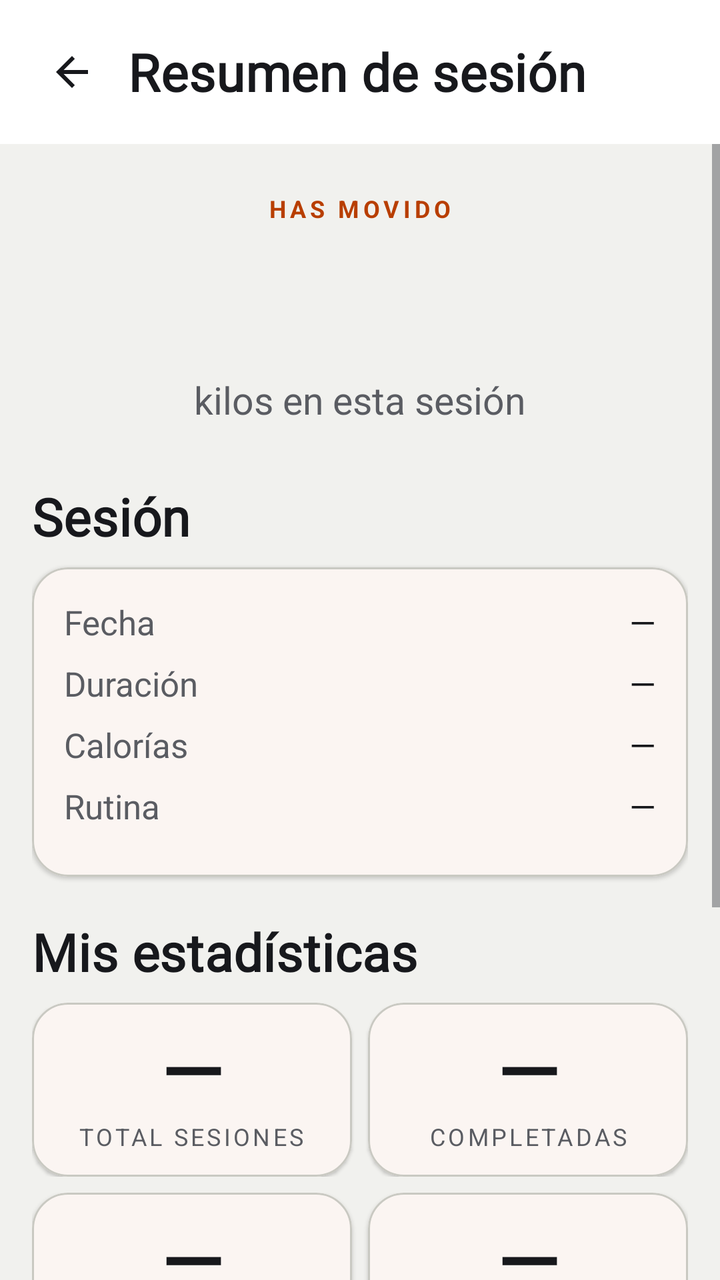
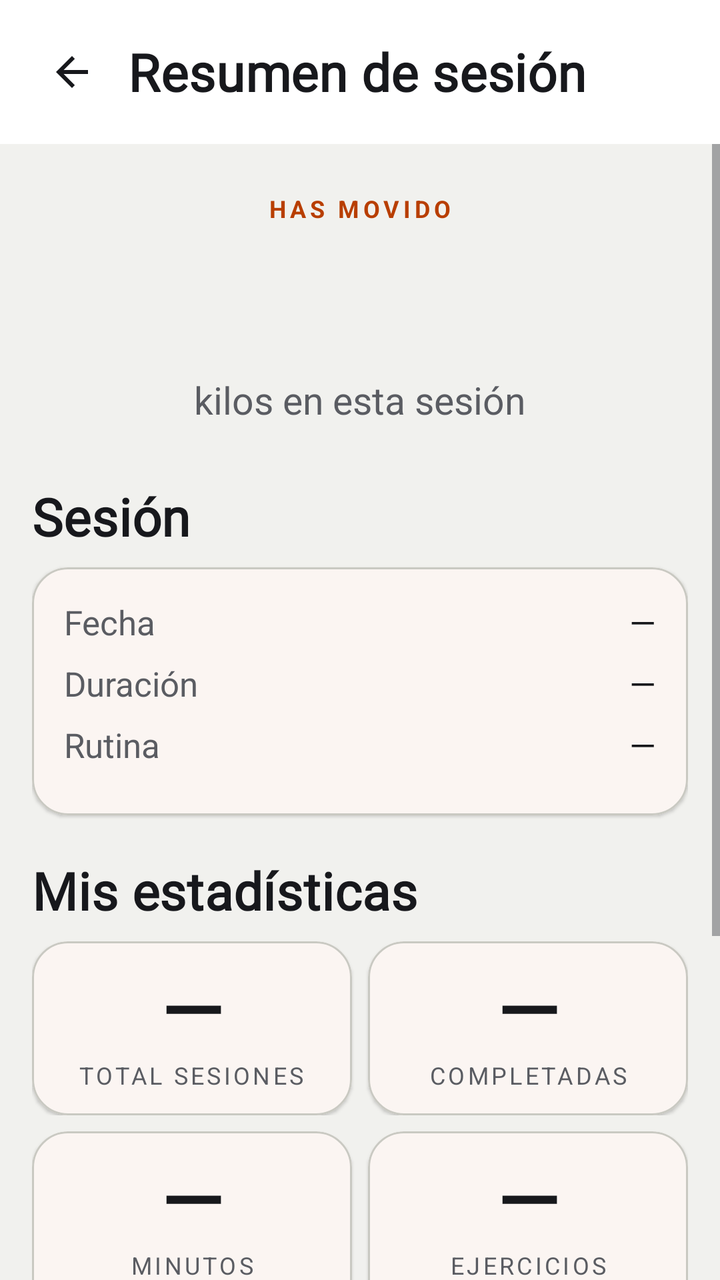

Screens rendered from an Android XML layout before and after an edit, with the pre-edit source and the edit as a unified diff.
<!-- AndroidManifest.xml: application theme Theme.GymProFit -->
<!-- res/layout/activity_resumen_sesion.xml -->
<?xml version="1.0" encoding="utf-8"?>
<LinearLayout
    xmlns:android="http://schemas.android.com/apk/res/android"
    xmlns:app="http://schemas.android.com/apk/res-auto"
    android:layout_width="match_parent"
    android:layout_height="match_parent"
    android:orientation="vertical"
    android:background="?attr/android:colorBackground">

    
    <LinearLayout
        android:layout_width="match_parent"
        android:layout_height="wrap_content"
        android:orientation="horizontal"
        android:gravity="center_vertical"
        android:padding="16dp"
        android:paddingBottom="12dp"
        android:background="?attr/colorSurface">

        <ImageView
            android:id="@+id/btnBack"
            android:layout_width="40dp"
            android:layout_height="40dp"
            android:src="@drawable/ic_arrow_back"
            android:padding="8dp"
            android:background="?attr/selectableItemBackgroundBorderless"
            android:clickable="true"
            android:focusable="true"
            android:contentDescription="@null" />

        <TextView
            android:layout_width="0dp"
            android:layout_height="wrap_content"
            android:layout_weight="1"
            android:layout_marginStart="8dp"
            android:text="@string/resumen_titulo"
            android:textAppearance="@style/TextAppearance.GymProFit.Headline" />

    </LinearLayout>

    <ScrollView
        android:layout_width="match_parent"
        android:layout_height="0dp"
        android:layout_weight="1">

        <LinearLayout
            android:layout_width="match_parent"
            android:layout_height="wrap_content"
            android:orientation="vertical"
            android:padding="16dp">

            
            
            <LinearLayout
                android:id="@+id/layoutCelebracion"
                android:layout_width="match_parent"
                android:layout_height="wrap_content"
                android:orientation="vertical"
                android:gravity="center_horizontal"
                android:paddingTop="8dp"
                android:paddingBottom="28dp">

                <TextView
                    android:id="@+id/tvCelebracionEyebrow"
                    android:layout_width="wrap_content"
                    android:layout_height="wrap_content"
                    android:text="@string/resumen_celebracion_eyebrow"
                    android:textSize="@dimen/text_eyebrow"
                    android:textStyle="bold"
                    android:letterSpacing="0.16"
                    android:textColor="?attr/colorPrimary" />

                <TextView
                    android:id="@+id/tvVolumenHero"
                    android:layout_width="wrap_content"
                    android:layout_height="wrap_content"
                    android:layout_marginTop="2dp"
                    android:textSize="@dimen/text_number"
                    android:textStyle="bold"
                    android:includeFontPadding="false"
                    android:fontFamily="@font/barlow_condensed"
                    android:textColor="?attr/colorOnSurface" />

                <TextView
                    android:id="@+id/tvVolumenUnidad"
                    android:layout_width="wrap_content"
                    android:layout_height="wrap_content"
                    android:text="@string/resumen_celebracion_unidad"
                    android:textSize="@dimen/text_subtitle"
                    android:textColor="?attr/colorOnSurfaceVariant" />

            </LinearLayout>

            
            <TextView
                android:layout_width="wrap_content"
                android:layout_height="wrap_content"
                android:text="@string/resumen_seccion_sesion"
                android:textAppearance="@style/TextAppearance.GymProFit.Headline"
                android:layout_marginBottom="8dp" />

            <com.google.android.material.card.MaterialCardView
                android:layout_width="match_parent"
                android:layout_height="wrap_content"
                android:layout_marginBottom="20dp">

                <LinearLayout
                    android:layout_width="match_parent"
                    android:layout_height="wrap_content"
                    android:orientation="vertical"
                    android:padding="16dp">

                    
                    <LinearLayout
                        android:layout_width="match_parent"
                        android:layout_height="wrap_content"
                        android:orientation="horizontal"
                        android:layout_marginBottom="8dp">
                        <TextView
                            android:layout_width="0dp"
                            android:layout_height="wrap_content"
                            android:layout_weight="1"
                            android:text="@string/resumen_fecha"
                            android:textSize="@dimen/text_body"
                            android:textColor="?attr/colorOnSurfaceVariant" />
                        <TextView
                            android:id="@+id/tvFechaResumen"
                            android:layout_width="wrap_content"
                            android:layout_height="wrap_content"
                            android:text="—"
                            android:textSize="@dimen/text_body"
                            android:textColor="?attr/colorOnSurface" />
                    </LinearLayout>

                    
                    <LinearLayout
                        android:layout_width="match_parent"
                        android:layout_height="wrap_content"
                        android:orientation="horizontal"
                        android:layout_marginBottom="8dp">
                        <TextView
                            android:layout_width="0dp"
                            android:layout_height="wrap_content"
                            android:layout_weight="1"
                            android:text="@string/resumen_duracion"
                            android:textSize="@dimen/text_body"
                            android:textColor="?attr/colorOnSurfaceVariant" />
                        <TextView
                            android:id="@+id/tvDuracionResumen"
                            android:layout_width="wrap_content"
                            android:layout_height="wrap_content"
                            android:text="—"
                            android:textSize="@dimen/text_body"
                            android:textColor="?attr/colorOnSurface" />
                    </LinearLayout>

                    
                    <LinearLayout
                        android:layout_width="match_parent"
                        android:layout_height="wrap_content"
                        android:orientation="horizontal"
                        android:layout_marginBottom="8dp">
                        <TextView
                            android:layout_width="0dp"
                            android:layout_height="wrap_content"
                            android:layout_weight="1"
                            android:text="@string/resumen_calorias"
                            android:textSize="@dimen/text_body"
                            android:textColor="?attr/colorOnSurfaceVariant" />
                        <TextView
                            android:id="@+id/tvCaloriasResumen"
                            android:layout_width="wrap_content"
                            android:layout_height="wrap_content"
                            android:text="—"
                            android:textSize="@dimen/text_body"
                            android:textColor="?attr/colorOnSurface" />
                    </LinearLayout>

                    
                    <LinearLayout
                        android:layout_width="match_parent"
                        android:layout_height="wrap_content"
                        android:orientation="horizontal"
                        android:layout_marginBottom="8dp">
                        <TextView
                            android:layout_width="0dp"
                            android:layout_height="wrap_content"
                            android:layout_weight="1"
                            android:text="@string/resumen_rutina"
                            android:textSize="@dimen/text_body"
                            android:textColor="?attr/colorOnSurfaceVariant" />
                        <TextView
                            android:id="@+id/tvRutinaResumen"
                            android:layout_width="wrap_content"
                            android:layout_height="wrap_content"
                            android:text="—"
                            android:textSize="@dimen/text_body"
                            android:textColor="?attr/colorOnSurface" />
                    </LinearLayout>

                    
                    <LinearLayout
                        android:id="@+id/layoutNotasResumen"
                        android:layout_width="match_parent"
                        android:layout_height="wrap_content"
                        android:orientation="horizontal"
                        android:layout_marginBottom="8dp"
                        android:visibility="gone">
                        <TextView
                            android:layout_width="0dp"
                            android:layout_height="wrap_content"
                            android:layout_weight="1"
                            android:text="@string/resumen_notas"
                            android:textSize="@dimen/text_body"
                            android:textColor="?attr/colorOnSurfaceVariant" />
                        <TextView
                            android:id="@+id/tvNotasResumen"
                            android:layout_width="wrap_content"
                            android:layout_height="wrap_content"
                            android:text="—"
                            android:textSize="@dimen/text_body"
                            android:textColor="?attr/colorOnSurface" />
                    </LinearLayout>

                    
                    <TextView
                        android:id="@+id/tvCompletadaResumen"
                        android:layout_width="wrap_content"
                        android:layout_height="wrap_content"
                        android:text="@string/resumen_completada"
                        android:textSize="@dimen/text_label"
                        android:textColor="?attr/colorPrimary"
                        android:textStyle="bold"
                        android:drawableStart="@drawable/ic_check"
                        android:drawableTint="?attr/colorPrimary"
                        android:drawablePadding="6dp"
                        android:gravity="center_vertical"
                        android:visibility="gone" />

                </LinearLayout>
            </com.google.android.material.card.MaterialCardView>

            
            <TextView
                android:layout_width="wrap_content"
                android:layout_height="wrap_content"
                android:text="@string/resumen_seccion_stats"
                android:textAppearance="@style/TextAppearance.GymProFit.Headline"
                android:layout_marginBottom="8dp" />

            
            
            <LinearLayout
                android:layout_width="match_parent"
                android:layout_height="wrap_content"
                android:orientation="horizontal"
                android:layout_marginBottom="8dp">

                <com.google.android.material.card.MaterialCardView
                    android:layout_width="0dp"
                    android:layout_height="wrap_content"
                    android:layout_weight="1"
                    android:layout_marginEnd="4dp">
                    <LinearLayout
                        android:layout_width="match_parent"
                        android:layout_height="wrap_content"
                        android:orientation="vertical"
                        android:padding="12dp"
                        android:gravity="center">
                        <TextView
                            android:id="@+id/tvStatSesiones"
                            android:layout_width="wrap_content"
                            android:layout_height="wrap_content"
                            android:text="—"
                            android:fontFamily="@font/barlow_condensed"
                            android:textFontWeight="700"
                            android:includeFontPadding="false"
                            android:textSize="@dimen/text_display_large"
                            android:textColor="?attr/colorOnSurface" />
                        <TextView
                            android:layout_width="wrap_content"
                            android:layout_height="wrap_content"
                            android:text="@string/resumen_stat_sesiones"
                            android:textSize="@dimen/text_eyebrow"
                            android:textAllCaps="true"
                            android:letterSpacing="0.12"
                            android:textColor="?attr/colorOnSurfaceVariant"
                            android:gravity="center" />
                    </LinearLayout>
                </com.google.android.material.card.MaterialCardView>

                <com.google.android.material.card.MaterialCardView
                    android:layout_width="0dp"
                    android:layout_height="wrap_content"
                    android:layout_weight="1"
                    android:layout_marginStart="4dp">
                    <LinearLayout
                        android:layout_width="match_parent"
                        android:layout_height="wrap_content"
                        android:orientation="vertical"
                        android:padding="12dp"
                        android:gravity="center">
                        <TextView
                            android:id="@+id/tvStatCompletadas"
                            android:layout_width="wrap_content"
                            android:layout_height="wrap_content"
                            android:text="—"
                            android:fontFamily="@font/barlow_condensed"
                            android:textFontWeight="700"
                            android:includeFontPadding="false"
                            android:textSize="@dimen/text_display_large"
                            android:textColor="?attr/colorOnSurface" />
                        <TextView
                            android:layout_width="wrap_content"
                            android:layout_height="wrap_content"
                            android:text="@string/resumen_stat_completadas"
                            android:textSize="@dimen/text_eyebrow"
                            android:textAllCaps="true"
                            android:letterSpacing="0.12"
                            android:textColor="?attr/colorOnSurfaceVariant"
                            android:gravity="center" />
                    </LinearLayout>
                </com.google.android.material.card.MaterialCardView>

            </LinearLayout>

            
            <LinearLayout
                android:layout_width="match_parent"
                android:layout_height="wrap_content"
                android:orientation="horizontal"
                android:layout_marginBottom="8dp">

                <com.google.android.material.card.MaterialCardView
                    android:layout_width="0dp"
                    android:layout_height="wrap_content"
                    android:layout_weight="1"
                    android:layout_marginEnd="4dp">
                    <LinearLayout
                        android:layout_width="match_parent"
                        android:layout_height="wrap_content"
                        android:orientation="vertical"
                        android:padding="12dp"
                        android:gravity="center">
                        <TextView
                            android:id="@+id/tvStatMinutos"
                            android:layout_width="wrap_content"
                            android:layout_height="wrap_content"
                            android:text="—"
                            android:fontFamily="@font/barlow_condensed"
                            android:textFontWeight="700"
                            android:includeFontPadding="false"
                            android:textSize="@dimen/text_display_large"
                            android:textColor="?attr/colorOnSurface" />
                        <TextView
                            android:layout_width="wrap_content"
                            android:layout_height="wrap_content"
                            android:text="@string/resumen_stat_minutos"
                            android:textSize="@dimen/text_eyebrow"
                            android:textAllCaps="true"
                            android:letterSpacing="0.12"
                            android:textColor="?attr/colorOnSurfaceVariant"
                            android:gravity="center" />
                    </LinearLayout>
                </com.google.android.material.card.MaterialCardView>

                <com.google.android.material.card.MaterialCardView
                    android:layout_width="0dp"
                    android:layout_height="wrap_content"
                    android:layout_weight="1"
                    android:layout_marginStart="4dp">
                    <LinearLayout
                        android:layout_width="match_parent"
                        android:layout_height="wrap_content"
                        android:orientation="vertical"
                        android:padding="12dp"
                        android:gravity="center">
                        <TextView
                            android:id="@+id/tvStatCalorias"
                            android:layout_width="wrap_content"
                            android:layout_height="wrap_content"
                            android:text="—"
                            android:fontFamily="@font/barlow_condensed"
                            android:textFontWeight="700"
                            android:includeFontPadding="false"
                            android:textSize="@dimen/text_display_large"
                            android:textColor="?attr/colorOnSurface" />
                        <TextView
                            android:layout_width="wrap_content"
                            android:layout_height="wrap_content"
                            android:text="@string/resumen_stat_calorias"
                            android:textSize="@dimen/text_eyebrow"
                            android:textAllCaps="true"
                            android:letterSpacing="0.12"
                            android:textColor="?attr/colorOnSurfaceVariant"
                            android:gravity="center" />
                    </LinearLayout>
                </com.google.android.material.card.MaterialCardView>

            </LinearLayout>

            
            <LinearLayout
                android:layout_width="match_parent"
                android:layout_height="wrap_content"
                android:orientation="horizontal"
                android:layout_marginBottom="20dp">

                <com.google.android.material.card.MaterialCardView
                    android:layout_width="0dp"
                    android:layout_height="wrap_content"
                    android:layout_weight="1"
                    android:layout_marginEnd="4dp">
                    <LinearLayout
                        android:layout_width="match_parent"
                        android:layout_height="wrap_content"
                        android:orientation="vertical"
                        android:padding="12dp"
                        android:gravity="center">
                        <TextView
                            android:id="@+id/tvStatRacha"
                            android:layout_width="wrap_content"
                            android:layout_height="wrap_content"
                            android:text="—"
                            android:fontFamily="@font/barlow_condensed"
                            android:textFontWeight="700"
                            android:includeFontPadding="false"
                            android:textSize="@dimen/text_display_large"
                            android:textColor="?attr/colorOnSurface" />
                        <TextView
                            android:layout_width="wrap_content"
                            android:layout_height="wrap_content"
                            android:text="@string/resumen_stat_racha"
                            android:textSize="@dimen/text_eyebrow"
                            android:textAllCaps="true"
                            android:letterSpacing="0.12"
                            android:textColor="?attr/colorOnSurfaceVariant"
                            android:gravity="center" />
                    </LinearLayout>
                </com.google.android.material.card.MaterialCardView>

                <com.google.android.material.card.MaterialCardView
                    android:layout_width="0dp"
                    android:layout_height="wrap_content"
                    android:layout_weight="1"
                    android:layout_marginStart="4dp">
                    <LinearLayout
                        android:layout_width="match_parent"
                        android:layout_height="wrap_content"
                        android:orientation="vertical"
                        android:padding="12dp"
                        android:gravity="center">
                        <TextView
                            android:id="@+id/tvStatMejorRacha"
                            android:layout_width="wrap_content"
                            android:layout_height="wrap_content"
                            android:text="—"
                            android:fontFamily="@font/barlow_condensed"
                            android:textFontWeight="700"
                            android:includeFontPadding="false"
                            android:textSize="@dimen/text_display_large"
                            android:textColor="?attr/colorOnSurface" />
                        <TextView
                            android:layout_width="wrap_content"
                            android:layout_height="wrap_content"
                            android:text="@string/resumen_stat_mejor_racha"
                            android:textSize="@dimen/text_eyebrow"
                            android:textAllCaps="true"
                            android:letterSpacing="0.12"
                            android:textColor="?attr/colorOnSurfaceVariant"
                            android:gravity="center" />
                    </LinearLayout>
                </com.google.android.material.card.MaterialCardView>

            </LinearLayout>

            
            <TextView
                android:layout_width="wrap_content"
                android:layout_height="wrap_content"
                android:text="@string/resumen_seccion_logros"
                android:textAppearance="@style/TextAppearance.GymProFit.Headline"
                android:layout_marginBottom="8dp" />

            <com.google.android.material.card.MaterialCardView
                android:layout_width="match_parent"
                android:layout_height="wrap_content"
                android:layout_marginBottom="16dp">

                <LinearLayout
                    android:layout_width="match_parent"
                    android:layout_height="wrap_content"
                    android:orientation="vertical"
                    android:padding="8dp">

                    <TextView
                        android:id="@+id/tvLogrosVacioResumen"
                        android:layout_width="match_parent"
                        android:layout_height="wrap_content"
                        android:padding="16dp"
                        android:gravity="center"
                        android:text="@string/resumen_sin_logros"
                        android:textSize="@dimen/text_body"
                        android:textColor="?attr/colorOnSurfaceVariant"
                        android:visibility="gone" />

                    <androidx.recyclerview.widget.RecyclerView
                        android:id="@+id/rvLogrosResumen"
                        android:layout_width="match_parent"
                        android:layout_height="wrap_content"
                        android:nestedScrollingEnabled="false" />

                </LinearLayout>

            </com.google.android.material.card.MaterialCardView>

        </LinearLayout>
    </ScrollView>

</LinearLayout>
<!-- resources referenced by this layout -->
<resources>
  <dimen name="text_body">17sp</dimen>
  <dimen name="text_display_large">40sp</dimen>
  <dimen name="text_eyebrow">12sp</dimen>
  <dimen name="text_label">14sp</dimen>
  <dimen name="text_number">62sp</dimen>
  <dimen name="text_subtitle">19sp</dimen>
  <string name="resumen_calorias">Calorías</string>
  <string name="resumen_celebracion_eyebrow">HAS MOVIDO</string>
  <string name="resumen_celebracion_unidad">kilos en esta sesión</string>
  <string name="resumen_completada">Completada</string>
  <string name="resumen_duracion">Duración</string>
  <string name="resumen_fecha">Fecha</string>
  <string name="resumen_notas">Notas</string>
  <string name="resumen_rutina">Rutina</string>
  <string name="resumen_seccion_logros">Logros desbloqueados</string>
  <string name="resumen_seccion_sesion">Sesión</string>
  <string name="resumen_seccion_stats">Mis estadísticas</string>
  <string name="resumen_sin_logros">Sin logros desbloqueados aún</string>
  <string name="resumen_stat_calorias">Calorías quemadas</string>
  <string name="resumen_stat_completadas">Completadas</string>
  <string name="resumen_stat_mejor_racha">Mejor racha (días)</string>
  <string name="resumen_stat_minutos">Minutos entrenados</string>
  <string name="resumen_stat_racha">Racha actual (días)</string>
  <string name="resumen_stat_sesiones">Total sesiones</string>
  <string name="resumen_titulo">Resumen de sesión</string>
  <dimen name="text_headline">26sp</dimen>
  <color name="gp_primary">#B83E00</color>
  <color name="gp_on_primary">#FFFFFF</color>
  <color name="gp_primary_container">#FFE0CC</color>
  <color name="gp_on_primary_container">#5C1E00</color>
  <color name="gp_gold">#B58A2A</color>
  <color name="gp_surface">#FFFFFF</color>
  <color name="gp_on_surface">#17181C</color>
  <color name="gp_surface_2">#E8E8E3</color>
  <color name="gp_text_secondary">#5A5C62</color>
  <color name="gp_stroke">#C9C9C2</color>
  <color name="gp_error">#C62828</color>
  <color name="gp_background">#F1F1EE</color>
  <style name="Widget.GymProFit.Fab" parent="Widget.Material3.FloatingActionButton.Primary">
          <item name="backgroundTint">?attr/colorPrimary</item>
          <item name="tint">?attr/colorOnPrimary</item>
      </style>
  <style name="ThemeOverlay.GymProFit.Dialog" parent="ThemeOverlay.Material3.MaterialAlertDialog">
          <item name="colorSurface">@color/gp_surface</item>
          <item name="dialogCornerRadius">22dp</item>
      </style>
  <style name="Widget.GymProFit.Snackbar" parent="Widget.Material3.Snackbar">
          <item name="backgroundTint">@color/gp_surface_2</item>
      </style>
  <style name="Font.GymProFit.BodyLarge" parent="TextAppearance.Material3.BodyLarge">
          <item name="fontFamily">@font/barlow_condensed</item>
          <item name="android:fontFamily">@font/barlow_condensed</item>
      </style>
  <style name="Font.GymProFit.BodyMedium" parent="TextAppearance.Material3.BodyMedium">
          <item name="fontFamily">@font/barlow_condensed</item>
          <item name="android:fontFamily">@font/barlow_condensed</item>
      </style>
  <style name="Font.GymProFit.BodySmall" parent="TextAppearance.Material3.BodySmall">
          <item name="fontFamily">@font/barlow_condensed</item>
          <item name="android:fontFamily">@font/barlow_condensed</item>
      </style>
  <style name="Font.GymProFit.LabelLarge" parent="TextAppearance.Material3.LabelLarge">
          <item name="fontFamily">@font/barlow_condensed</item>
          <item name="android:fontFamily">@font/barlow_condensed</item>
      </style>
  <style name="Font.GymProFit.LabelSmall" parent="TextAppearance.Material3.LabelSmall">
          <item name="fontFamily">@font/barlow_condensed</item>
          <item name="android:fontFamily">@font/barlow_condensed</item>
      </style>
  <style name="Widget.GymProFit.BottomNav.Indicator" parent="Widget.Material3.BottomNavigationView.ActiveIndicator">
          <item name="android:color">@color/gp_primary_container</item>
      </style>
  <!-- unchanged entries left out for length: 21 -->
</resources>

<!-- the commit's change to res/layout/activity_resumen_sesion.xml (unified diff, before → after) -->
@@ -155,26 +155,6 @@
                     </LinearLayout>
 
                     
-                    <LinearLayout
-                        android:layout_width="match_parent"
-                        android:layout_height="wrap_content"
-                        android:orientation="horizontal"
-                        android:layout_marginBottom="8dp">
-                        <TextView
-                            android:layout_width="0dp"
-                            android:layout_height="wrap_content"
-                            android:layout_weight="1"
-                            android:text="@string/resumen_calorias"
-                            android:textSize="@dimen/text_body"
-                            android:textColor="?attr/colorOnSurfaceVariant" />
-                        <TextView
-                            android:id="@+id/tvCaloriasResumen"
-                            android:layout_width="wrap_content"
-                            android:layout_height="wrap_content"
-                            android:text="—"
-                            android:textSize="@dimen/text_body"
-                            android:textColor="?attr/colorOnSurface" />
-                    </LinearLayout>
 
                     
                     <LinearLayout
@@ -376,7 +356,7 @@
                         android:padding="12dp"
                         android:gravity="center">
                         <TextView
-                            android:id="@+id/tvStatCalorias"
+                            android:id="@+id/tvStatEjercicios"
                             android:layout_width="wrap_content"
                             android:layout_height="wrap_content"
                             android:text="—"
@@ -388,7 +368,7 @@
                         <TextView
                             android:layout_width="wrap_content"
                             android:layout_height="wrap_content"
-                            android:text="@string/resumen_stat_calorias"
+                            android:text="@string/resumen_stat_ejercicios"
                             android:textSize="@dimen/text_eyebrow"
                             android:textAllCaps="true"
                             android:letterSpacing="0.12"
<!-- resource entries referenced after the edit -->
@@ -6,7 +6,6 @@
   <dimen name="text_label">14sp</dimen>
   <dimen name="text_number">62sp</dimen>
   <dimen name="text_subtitle">19sp</dimen>
-  <string name="resumen_calorias">Calorías</string>
   <string name="resumen_celebracion_eyebrow">HAS MOVIDO</string>
   <string name="resumen_celebracion_unidad">kilos en esta sesión</string>
   <string name="resumen_completada">Completada</string>
@@ -18,8 +17,8 @@
   <string name="resumen_seccion_sesion">Sesión</string>
   <string name="resumen_seccion_stats">Mis estadísticas</string>
   <string name="resumen_sin_logros">Sin logros desbloqueados aún</string>
-  <string name="resumen_stat_calorias">Calorías quemadas</string>
   <string name="resumen_stat_completadas">Completadas</string>
+  <string name="resumen_stat_ejercicios">Ejercicios hechos</string>
   <string name="resumen_stat_mejor_racha">Mejor racha (días)</string>
   <string name="resumen_stat_minutos">Minutos entrenados</string>
   <string name="resumen_stat_racha">Racha actual (días)</string>
